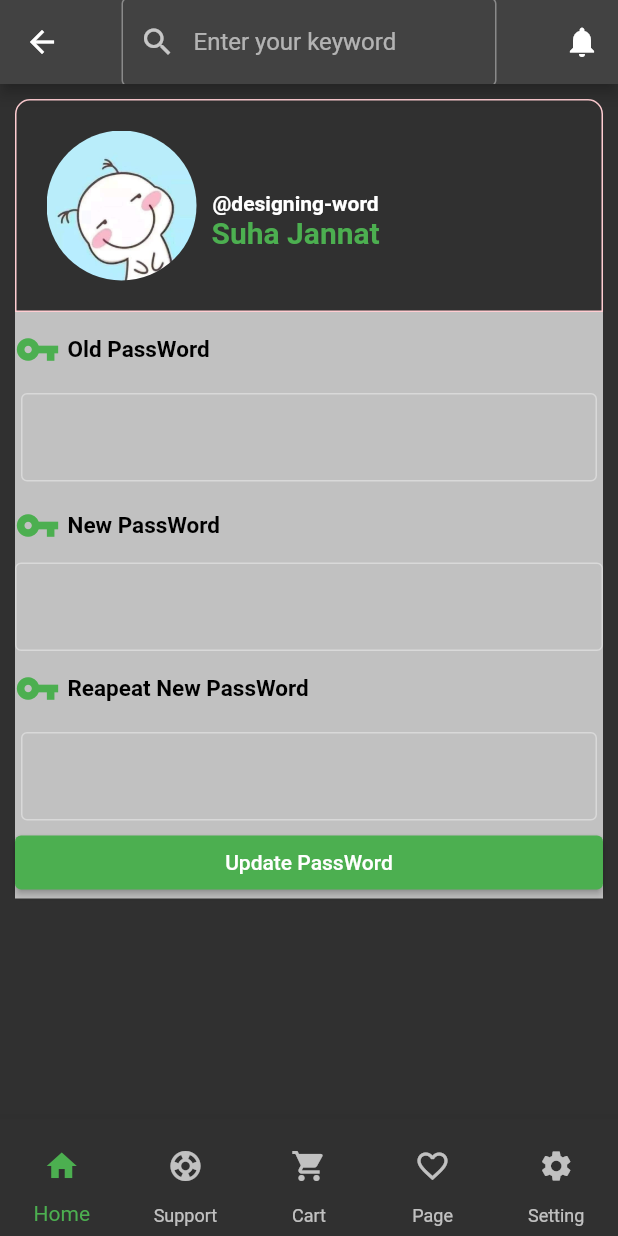
After one commit to Nhom-ABCx/Do-An-Flutter, a Flutter app: the ChangePass screen opened by its route, on a phone screen of 412 x 824 dp. The commit adds this screen. Run offline on Flutter 3.47's test engine with Material 2 defaults, Android fonts, the phone set to English and light mode, and no system bars.

Commit message:
them file changepas

```diff
--- /dev/null
+++ b/lib/DrawerPage/change_pass.dart
@@ -0,0 +1,184 @@
+import 'package:flutter/material.dart';
+import '../Pages/all_page.dart';
+
+class ChangePass extends StatefulWidget {
+  const ChangePass({Key? key}) : super(key: key);
+
+  @override
+  State<StatefulWidget> createState() => ChangePassState();
+}
+
+class ChangePassState extends State<ChangePass> {
+  //cac bien' de dung`, de? tam
+  final txtTimKiem = TextEditingController();
+
+  @override
+  Widget build(BuildContext context) => GestureDetector(
+        //huy keyboard khi bam ngoai man hinh
+        onTap: () => FocusScope.of(context).unfocus(),
+        child: Scaffold(
+          //TopHeader
+           appBar: AppBarPage(),
+          // //Hide
+          // drawer: const NavigationDrawer(),
+          //Body
+          body: SingleChildScrollView(
+              keyboardDismissBehavior: ScrollViewKeyboardDismissBehavior.onDrag,
+              child: Column(
+                children: [
+                  Padding(
+                    padding: const EdgeInsets.fromLTRB(10, 10, 10, 0),
+                    child: Column(
+                      children: [
+                        Container(
+                          decoration: BoxDecoration(
+                              border: Border.all(
+                                color: Colors.red.shade100,
+                              ),
+                              borderRadius: const BorderRadius.only(
+                                  topLeft: Radius.circular(10),
+                                  topRight: Radius.circular(10))),
+                          child: Row(children: [
+                            Padding(
+                              padding:
+                                  const EdgeInsets.fromLTRB(20, 20, 10, 20),
+                              child: ClipRRect(
+                                  borderRadius: BorderRadius.circular(100),
+                                  child: Image.asset(
+                                    'images/avt.jpg',
+                                    width: 100,
+                                    height: 100,
+                                    fit: BoxFit.cover,
+                                  )),
+                            ),
+                            Container(
+                              margin: const EdgeInsets.fromLTRB(0, 20, 0, 0),
+                              child: Column(
+                                mainAxisSize: MainAxisSize.min,
+                                mainAxisAlignment: MainAxisAlignment.start,
+                                children: const [
+                                  Text(
+                                    '@designing-word',
+                                    style: TextStyle(
+                                        color: Colors.white,
+                                        fontWeight: FontWeight.bold),
+                                  ),
+                                  Text(
+                                    'Suha Jannat',
+                                    style: TextStyle(
+                                        color: Colors.green,
+                                        fontWeight: FontWeight.bold,
+                                        fontSize: 20),
+                                  ),
+                                ],
+                              ),
+                            )
+                          ]),
+                        ),
+                        ColoredBox(
+                          color: Colors.white70,
+                          child: Column(children: [
+                            _buildSesion(
+                                icon: Icons.vpn_key,
+                                title: 'Old PassWord',
+                                lable: ''),
+                              const Padding(padding:
+                              EdgeInsets.all(4),
+                              child: TextField(
+                                decoration: InputDecoration(
+                                  border: OutlineInputBorder(),
+                                ),
+                                ),),
+                                _buildSesion(
+                                icon: Icons.vpn_key,
+                                title: 'New PassWord',
+                                lable: ''),
+                              const Padding(
+                              padding: EdgeInsets.all(0),
+                              child: TextField(
+                                decoration: InputDecoration(
+                                  border: OutlineInputBorder(),
+                                ),
+                                ),),
+                                _buildSesion(
+                                icon: Icons.vpn_key,
+                                title: 'Reapeat New PassWord',
+                                lable: ''),
+                              const Padding(padding:
+                              EdgeInsets.all(4),
+                              child: TextField(
+                                decoration: InputDecoration(
+                                  border: OutlineInputBorder(),
+                                ),
+                                ),),
+
+
+                            SizedBox(
+                              //tu dong canh le`tu thiet bi
+                              width: MediaQuery.of(context).size.width,
+                              child:
+                              ElevatedButton(
+                                onPressed: () {},
+                                child: Text('Update PassWord'),
+                                )
+                              // ElevatedButton.icon(
+                              //   onPressed: () {},
+                              //   icon: const Icon(
+                              //     Icons.edit,
+                              //     color: Colors.white,
+                              //   ),
+                              //   label: const Text(
+                              //     'Update New PassWord',
+                              //     style: TextStyle(
+                              //         color: Colors.white,
+                              //         fontWeight: FontWeight.bold),
+                              //   ),
+                              // ),
+                            ),
+                          ]),
+                        ),
+                      ],
+                    ),
+                  )
+                ],
+              )),
+          bottomNavigationBar: const BottomNavBar(0),
+        ),
+      );
+}
+
+        Widget _buildSesion(
+            {required IconData icon, required String title, required String lable}) {
+          const color = Colors.green;
+          const colorText = Colors.black;
+          const padding = EdgeInsets.fromLTRB(0, 10, 0, 10);
+          final item1 = Row(
+            mainAxisAlignment: MainAxisAlignment.start,
+            children: [
+              Icon(
+                icon,
+                color: color,
+                size: 30,
+              ),
+              Padding(
+                padding: const EdgeInsets.fromLTRB(5, 0, 0, 0),
+                child: Text(title,
+                    style: const TextStyle(
+                        color: colorText, fontSize: 15, fontWeight: FontWeight.bold)),
+              )
+            ],
+          );
+          return Padding(
+            padding: padding,
+            child: Row(
+              mainAxisAlignment: MainAxisAlignment.spaceBetween,
+              children: [
+                item1,
+                Text(lable,
+                    style: const TextStyle(
+                      color: colorText,
+                    ))
+              ],
+            ),
+          );
+        }
--- a/lib/DrawerPage/myprofile_page.dart
+++ b/lib/DrawerPage/myprofile_page.dart
@@ -19,15 +19,15 @@ class MyProfileState extends State<MyProfile> {
         child: Scaffold(
           //TopHeader
            appBar: AppBarPage(),
-          //Hide
-          drawer: const NavigationDrawer(),
+          // //Hide
+          // drawer: const NavigationDrawer(),
           //Body
           body: SingleChildScrollView(
               keyboardDismissBehavior: ScrollViewKeyboardDismissBehavior.onDrag,
               child: Column(
                 children: [
                   Padding(
-                    padding: const EdgeInsets.fromLTRB(10, 0, 10, 0),
+                    padding: const EdgeInsets.fromLTRB(10, 10, 10, 0),
                     child: Column(
                       children: [
                         Container(
--- a/lib/Widgets/drawer.dart
+++ b/lib/Widgets/drawer.dart
@@ -66,6 +66,15 @@ class NavigationDrawer extends StatelessWidget {
               ),
             ),
             const SizedBox(height: 16),
+            ListTile(
+
+                  leading: Icon(Icons.change_circle),
+                  title: const Text('ChangePass'),
+                  onTap: (){
+                    Navigator.pushNamed(context, '/ChangePW');
+                  },
+                ),
+            const SizedBox(height: 16),
             buildItem(text: 'Settings', icon: Icons.settings),
             const SizedBox(height: 16),
             buildItem(text: 'Sign Out', icon: Icons.logout),
--- a/lib/main.dart
+++ b/lib/main.dart
@@ -1,4 +1,5 @@
 import 'package:flutter/material.dart';
+import 'package:flutter_application_1/DrawerPage/change_pass.dart';
 import 'package:flutter_application_1/Pages/forgot_action.dart';
 import 'package:flutter_application_1/Pages/forgot_page.dart';
 import 'Pages/all_page.dart'; //lam` v cho no' nho? ra
@@ -28,6 +29,7 @@ class MyApp extends StatelessWidget {
         '/Setting': (context) => const SettingPage(),
         '/Support': (context) => const SupportPage(),
         '/MyProfile': (context) => const MyProfile(),
+        '/ChangePW': (context) => const ChangePass(),
       },
     );
   }
```
Lines whose indentation alone changed are shown as unchanged.
